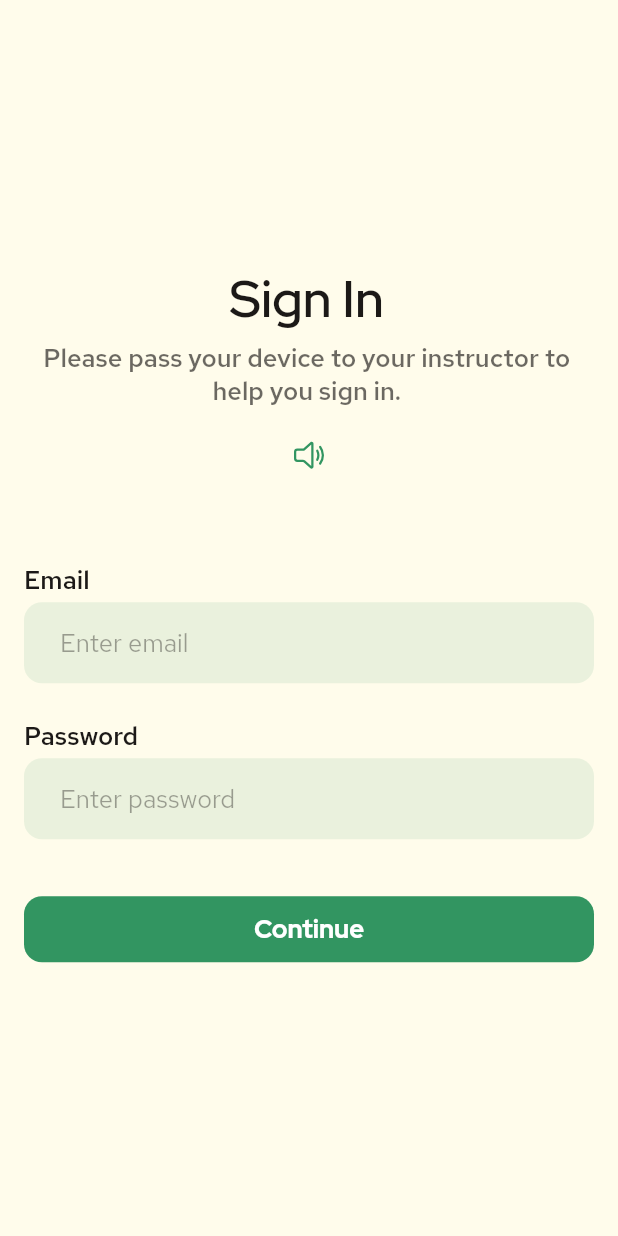
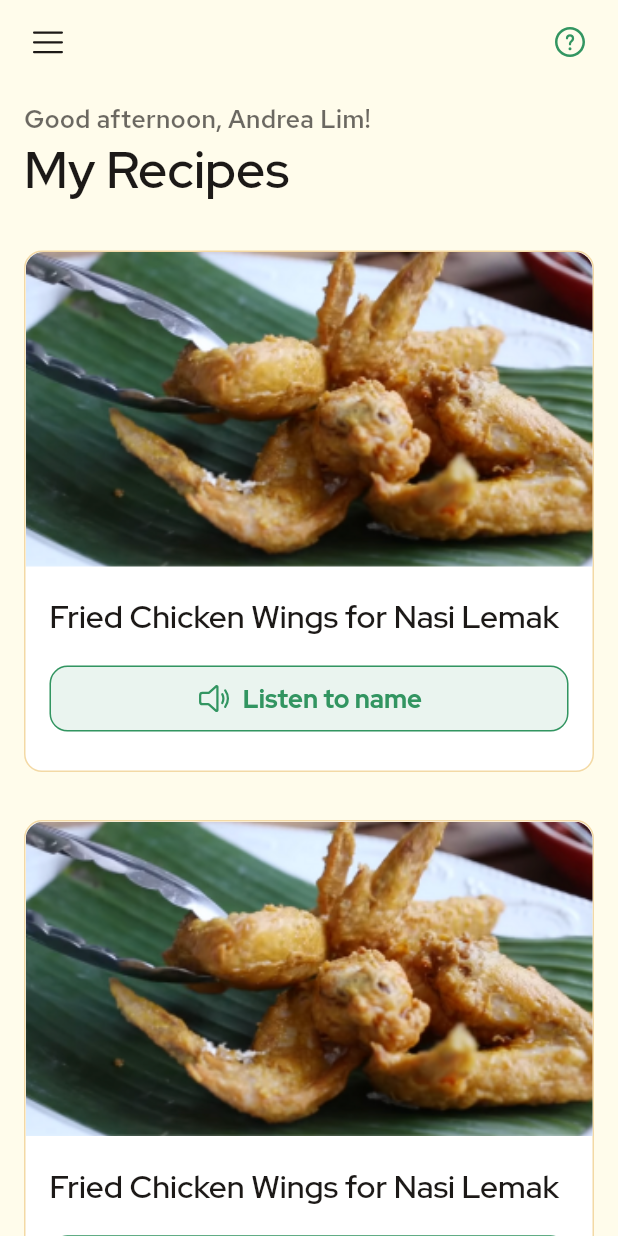
Before and after one commit to cervonwong/mint, a Flutter app: the screen it shows after launch, on a phone screen of 412 x 824 dp. Run offline on Flutter 3.47's test engine with Material 2 defaults, Android fonts, the phone set to English and light mode, and no system bars; our stand-ins replace cloud_firestore, firebase_core, fluentui_system_icons; accounts and stored records are empty.

Commit message:
Implement UI of Recipe Catalogue Screen

```diff
--- a/lib/main.dart
+++ b/lib/main.dart
@@ -7,14 +7,17 @@ import 'package:flutter/material.dart';
 import 'package:firebase_core/firebase_core.dart';
 
 import 'package:mint/main/ui/constants/theme_constants.dart';
-import 'package:mint/main/ui/screens/set_up/sign_in_screen.dart';
-import 'package:mint/main/ui/screens/set_up/user_type_set_up_screen.dart';
 import 'main/di/injection_container.dart' as injection_container;
+import 'main/ui/screens/trainee/recipe_catalogue_screen.dart';
 
 void main() async {
+  // Firebase initialisation.
   WidgetsFlutterBinding.ensureInitialized();
   await Firebase.initializeApp();
+
+  // Dependency injection initialisation.
   injection_container.configureDependencies();
+
   runApp(MyApp());
 }
 
@@ -22,12 +25,12 @@ class MyApp extends StatelessWidget {
   @override
   Widget build(BuildContext context) {
     return MaterialApp(
+      debugShowCheckedModeBanner: false,
       title: 'Mint 🌿',
       theme: ThemeConstants.themeData,
-      initialRoute: SignInScreen.routeName,
+      initialRoute: RecipeCatalogueScreen.routeName,
       routes: {
-        SignInScreen.routeName: (context) => SignInScreen(),
-        UserTypeSetUpScreen.routeName: (context) => UserTypeSetUpScreen(),
+        RecipeCatalogueScreen.routeName: (context) => RecipeCatalogueScreen(),
       },
     );
   }
--- a/lib/main/di/injection_container.dart
+++ b/lib/main/di/injection_container.dart
@@ -2,5 +2,4 @@
  * Copyright (C) 2021 Cervon Wong and Lee I-Shiang
  */
 
-void configureDependencies() {
-}
+void configureDependencies() {}
--- a/lib/main/ui/components/shared/listen_icon_button.dart
+++ b/lib/main/ui/components/shared/help_button.dart
@@ -6,16 +6,19 @@ import 'package:flutter/material.dart';
 
 import 'package:fluentui_system_icons/fluentui_system_icons.dart';
 
-class ListenIconButton extends StatelessWidget {
-  final String text;
+import 'package:mint/main/ui/constants/color_constants.dart';
 
-  const ListenIconButton({required this.text});
+class HelpButton extends StatelessWidget {
+  const HelpButton();
 
   @override
   Widget build(BuildContext context) {
     return IconButton(
+      icon: Icon(
+        FluentIcons.question_circle_24_regular,
+        color: ColorConstants.greenPrimary,
+      ),
       onPressed: () {},
-      icon: Icon(FluentIcons.speaker_2_24_regular),
     );
   }
 }
--- /dev/null
+++ b/lib/main/ui/components/shared/listen_button.dart
@@ -0,0 +1,72 @@
+/*
+ * Copyright (C) 2021 Cervon Wong and Lee I-Shiang
+ */
+
+import 'package:flutter/material.dart';
+
+import 'package:fluentui_system_icons/fluentui_system_icons.dart';
+
+import 'package:mint/main/ui/constants/color_constants.dart';
+import 'package:mint/main/ui/constants/theme_constants.dart';
+
+class ListenButton extends StatelessWidget {
+  final String text;
+  final LabelType labelType;
+  late final String label;
+
+  ListenButton({required this.text, required this.labelType}) {
+    switch (labelType) {
+      case LabelType.name:
+        label = 'Listen to name';
+        break;
+      case LabelType.instructions:
+        label = 'Listen to instructions';
+        break;
+      case LabelType.message:
+        label = 'Listen to message';
+        break;
+    }
+  }
+
+  @override
+  Widget build(BuildContext context) {
+    return OutlinedButton.icon(
+      icon: Icon(FluentIcons.speaker_2_24_regular),
+      label: Text(label),
+      style: ButtonStyle(
+        textStyle: MaterialStateProperty.all(ThemeConstants.button7),
+        shape: MaterialStateProperty.all(
+          RoundedRectangleBorder(
+            borderRadius: BorderRadius.circular(12.0),
+          ),
+        ),
+        visualDensity: const VisualDensity(vertical: 2.0),
+        foregroundColor: MaterialStateProperty.resolveWith<Color>((states) {
+          if (states.contains(MaterialState.disabled)) {
+            return ColorConstants.blackSecondary;
+          }
+          return ColorConstants.greenPrimary;
+        }),
+        backgroundColor: MaterialStateProperty.resolveWith<Color>((states) {
+          if (states.contains(MaterialState.disabled)) {
+            return ColorConstants.blackTertiary;
+          }
+          return ColorConstants.greenOverlay;
+        }),
+        side: MaterialStateProperty.resolveWith((states) {
+          if (states.contains(MaterialState.disabled)) {
+            return BorderSide.none;
+          }
+          return BorderSide(color: ColorConstants.greenPrimary);
+        }),
+      ),
+      onPressed: () {},
+    );
+  }
+}
+
+enum LabelType {
+  name,
+  instructions,
+  message,
+}
--- /dev/null
+++ b/lib/main/ui/components/shared/shared_app_bar.dart
@@ -0,0 +1,85 @@
+/*
+ * Copyright (C) 2021 Cervon Wong and Lee I-Shiang
+ */
+
+import 'package:flutter/material.dart';
+
+import 'package:fluentui_system_icons/fluentui_system_icons.dart';
+
+import 'package:mint/main/ui/components/shared/help_button.dart';
+import 'package:mint/main/ui/constants/color_constants.dart';
+import 'package:mint/main/ui/constants/theme_constants.dart';
+import 'package:mint/main/ui/utils/layout_calculator.dart';
+
+class SharedAppBar extends StatefulWidget implements PreferredSizeWidget {
+  final ScrollController scrollController;
+
+  const SharedAppBar({required this.scrollController});
+
+  @override
+  State<SharedAppBar> createState() => _SharedAppBarState();
+
+  @override
+  Size get preferredSize => Size.fromHeight(56.0);
+}
+
+class _SharedAppBarState extends State<SharedAppBar> {
+  bool isInOverlayMode = false;
+
+  @override
+  void initState() {
+    widget.scrollController.addListener(() {
+      var criteria = widget.scrollController.offset > 100;
+      if (criteria != isInOverlayMode) {
+        setState(() {
+          isInOverlayMode = criteria;
+        });
+      }
+    });
+    super.initState();
+  }
+
+  @override
+  Widget build(BuildContext context) {
+    return AnimatedContainer(
+      duration: const Duration(milliseconds: 150),
+      color: isInOverlayMode
+          ? ColorConstants.ivory100
+          : ColorConstants.ivoryPrimary,
+      child: Material(
+        type: MaterialType.transparency,
+        child: Padding(
+          padding: EdgeInsets.symmetric(
+            horizontal: LayoutCalculator.margin(context: context) -
+                8.0, // 8.0 is margin around IconButton.
+          ),
+          child: SizedBox(
+            height: 56.0,
+            child: Row(
+              children: [
+                IconButton(
+                  icon: const Icon(
+                    FluentIcons.navigation_24_regular,
+                    color: ColorConstants.blackPrimary,
+                  ),
+                  onPressed: () => Scaffold.of(context).openDrawer(),
+                ),
+                SizedBox(width: 32.0),
+                AnimatedOpacity(
+                  duration: const Duration(milliseconds: 150),
+                  opacity: isInOverlayMode ? 1.0 : 0.0,
+                  child: SelectableText(
+                    'My Recipes',
+                    style: ThemeConstants.headline6,
+                  ),
+                ),
+                Spacer(),
+                HelpButton(),
+              ],
+            ),
+          ),
+        ),
+      ),
+    );
+  }
+}
--- a/lib/main/ui/screens/set_up/sign_in_screen.dart
+++ /dev/null
@@ -1,102 +0,0 @@
-/*
- * Copyright (C) 2021 Cervon Wong and Lee I-Shiang
- */
-
-import 'package:flutter/material.dart';
-
-import 'package:mint/main/ui/components/shared/listen_icon_button.dart';
-import 'package:mint/main/ui/components/shared/shared_buttons.dart';
-import 'package:mint/main/ui/components/shared/shared_text_form_field.dart';
-import 'package:mint/main/ui/constants/color_constants.dart';
-import 'package:mint/main/ui/constants/theme_constants.dart';
-import 'package:mint/main/ui/screens/set_up/user_type_set_up_screen.dart';
-import 'package:mint/main/ui/utils/layout_calculator.dart';
-
-class SignInScreen extends StatelessWidget {
-  static const routeName = 'sign_in';
-  static const signInTitleHeroTag = 'Sign in Title Hero';
-
-  const SignInScreen();
-
-  @override
-  Widget build(BuildContext context) {
-    return Scaffold(
-      body: SafeArea(
-        child: Center(
-          child: SingleChildScrollView(
-            child: Padding(
-              padding: EdgeInsets.symmetric(
-                horizontal: LayoutCalculator.wideMargin(context: context),
-              ),
-              child: Column(
-                crossAxisAlignment: CrossAxisAlignment.stretch,
-                mainAxisSize: MainAxisSize.min,
-                children: [
-                  Hero(
-                    tag: signInTitleHeroTag,
-                    child: Material(
-                      type: MaterialType.transparency,
-                      child: SelectableText(
-                        'Sign In',
-                        textAlign: TextAlign.center,
-                        style: ThemeConstants.headline4,
-                      ),
-                    ),
-                  ),
-                  SizedBox(height: 6.0),
-                  SelectableText(
-                    'Please pass your device to your instructor '
-                    'to help you sign in.',
-                    textAlign: TextAlign.center,
-                    style: ThemeConstants.subtitle7.copyWith(
-                      color: ColorConstants.blackSecondary,
-                    ),
-                  ),
-                  SizedBox(height: 8.0),
-                  ListenIconButton(
-                    text: 'Please pass your device to your instructor '
-                        'to help you sign in.',
-                  ),
-                  SizedBox(height: 48.0),
-                  SelectableText(
-                    'Email',
-                    style: ThemeConstants.subtitle7,
-                  ),
-                  SizedBox(height: 4.0),
-                  SharedTextFormField(
-                    decoration: InputDecoration(
-                      hintText: 'Enter email',
-                    ),
-                  ),
-                  SizedBox(height: 24.0),
-                  SelectableText(
-                    'Password',
-                    style: ThemeConstants.subtitle7,
-                  ),
-                  SizedBox(height: 4.0),
-                  SharedTextFormField(
-                    decoration: InputDecoration(
-                      hintText: 'Enter password',
-                    ),
-                  ),
-                  SizedBox(height: 32.0),
-                  ElevatedButton7(
-                    onPressed: () {
-                      Navigator.pushNamed(
-                        context,
-                        UserTypeSetUpScreen.routeName,
-                      );
-                    },
-                    child: Text(
-                      'Continue',
-                    ),
-                  ),
-                ],
-              ),
-            ),
-          ),
-        ),
-      ),
-    );
-  }
-}
--- a/lib/main/ui/screens/set_up/user_type_set_up_screen.dart
+++ /dev/null
@@ -1,115 +0,0 @@
-/*
- * Copyright (C) 2021 Cervon Wong and Lee I-Shiang
- */
-
-import 'package:flutter/material.dart';
-
-import 'package:fluentui_system_icons/fluentui_system_icons.dart';
-
-import 'package:mint/main/ui/constants/color_constants.dart';
-import 'package:mint/main/ui/constants/theme_constants.dart';
-import 'package:mint/main/ui/screens/set_up/sign_in_screen.dart';
-import 'package:mint/main/ui/utils/layout_calculator.dart';
-
-class UserTypeSetUpScreen extends StatelessWidget {
-  static const routeName = 'user_type_set_up';
-
-  const UserTypeSetUpScreen();
-
-  @override
-  Widget build(BuildContext context) {
-    return Scaffold(
-      body: SafeArea(
-        child: Center(
-          child: SingleChildScrollView(
-            child: Padding(
-              padding: EdgeInsets.symmetric(
-                horizontal: LayoutCalculator.wideMargin(context: context),
-              ),
-              child: Column(
-                crossAxisAlignment: CrossAxisAlignment.stretch,
-                mainAxisSize: MainAxisSize.min,
-                children: [
-                  Hero(
-                    tag: SignInScreen.signInTitleHeroTag,
-                    child: Material(
-                      type: MaterialType.transparency,
-                      child: SelectableText(
-                        'Sign In',
-                        textAlign: TextAlign.center,
-                        style: ThemeConstants.headline4,
-                      ),
-                    ),
-                  ),
-                  SizedBox(height: 48.0),
-                  UserTypeOptionCard(
-                    label: 'Sign in for a trainee',
-                    iconData: FluentIcons.person_48_filled,
-                    onTap: () {
-                      Navigator.pop(context);
-                    },
-                  ),
-                  SizedBox(height: 32.0),
-                  UserTypeOptionCard(
-                    label: 'Sign in as an instructor',
-                    iconData: FluentIcons.chart_person_48_filled,
-                    onTap: () {},
-                  ),
-                ],
-              ),
-            ),
-          ),
-        ),
-      ),
-    );
-  }
-}
-
-class UserTypeOptionCard extends StatelessWidget {
-  final String label;
-  final IconData iconData;
-  final GestureTapCallback onTap;
-
-  const UserTypeOptionCard({
-    required this.label,
-    required this.iconData,
-    required this.onTap,
-  });
-
-  @override
-  Widget build(BuildContext context) {
-    return Card(
-      shape: RoundedRectangleBorder(
-        borderRadius: BorderRadius.circular(36.0),
-      ),
-      elevation: 0.0,
-      color: ColorConstants.greenOverlay,
-      margin: EdgeInsets.zero,
-      child: InkWell(
-        borderRadius: BorderRadius.circular(36.0),
-        onTap: onTap,
-        child: Padding(
-          padding: const EdgeInsets.symmetric(
-            horizontal: 32.0,
-            vertical: 36.0,
-          ),
-          child: Row(
-            children: [
-              Expanded(
-                // Not SelectableText to make entire card clickable.
-                child: Text(
-                  label,
-                  style: ThemeConstants.headline6,
-                ),
-              ),
-              Icon(
-                iconData,
-                size: 96.0,
-              ),
-            ],
-          ),
-        ),
-      ),
-    );
-  }
-}
--- /dev/null
+++ b/lib/main/ui/screens/trainee/recipe_catalogue_screen.dart
@@ -0,0 +1,123 @@
+/*
+ * Copyright (C) 2021 Cervon Wong and Lee I-Shiang
+ */
+
+import 'package:flutter/material.dart';
+
+import 'package:mint/main/ui/components/shared/listen_button.dart';
+import 'package:mint/main/ui/components/shared/shared_app_bar.dart';
+import 'package:mint/main/ui/constants/color_constants.dart';
+import 'package:mint/main/ui/constants/theme_constants.dart';
+import 'package:mint/main/ui/utils/layout_calculator.dart';
+
+class RecipeCatalogueScreen extends StatefulWidget {
+  static const routeName = 'home';
+
+  RecipeCatalogueScreen();
+
+  @override
+  State<RecipeCatalogueScreen> createState() => _RecipeCatalogueScreenState();
+}
+
+class _RecipeCatalogueScreenState extends State<RecipeCatalogueScreen> {
+  final ScrollController _scrollController = ScrollController();
+
+  @override
+  Widget build(BuildContext context) {
+    return Scaffold(
+      drawer: Drawer(),
+      extendBodyBehindAppBar: true,
+      appBar: SharedAppBar(scrollController: _scrollController),
+      body: ListView(
+        controller: _scrollController,
+        children: [
+          SizedBox(height: 12.0),
+          Padding(
+            padding: EdgeInsets.symmetric(
+              horizontal: LayoutCalculator.margin(context: context),
+            ),
+            child: Column(
+              crossAxisAlignment: CrossAxisAlignment.start,
+              children: [
+                SelectableText(
+                  'Good afternoon, Andrea Lim!',
+                  style: ThemeConstants.subtitle7.copyWith(
+                    color: ColorConstants.blackSecondary,
+                  ),
+                ),
+                SelectableText(
+                  'My Recipes',
+                  style: ThemeConstants.headline4,
+                ),
+              ],
+            ),
+          ),
+          SizedBox(height: 16.0),
+          RecipeCard(title: 'Fried Chicken Wings for Nasi Lemak'),
+          RecipeCard(title: 'Fried Chicken Wings for Nasi Lemak'),
+          RecipeCard(title: 'Fried Chicken Wings for Nasi Lemak'),
+        ],
+      ),
+    );
+  }
+}
+
+class RecipeCard extends StatelessWidget {
+  final String title;
+
+  const RecipeCard({required this.title});
+
+  @override
+  Widget build(BuildContext context) {
+    return Padding(
+      padding: EdgeInsets.symmetric(
+        horizontal: LayoutCalculator.margin(context: context),
+        vertical: 16.0,
+      ),
+      child: Container(
+        decoration: BoxDecoration(
+          color: ColorConstants.whitePrimary,
+          border: Border.all(color: ColorConstants.ivory200),
+          borderRadius: BorderRadius.circular(12.0),
+        ),
+        child: Column(
+          crossAxisAlignment: CrossAxisAlignment.stretch,
+          children: [
+            ClipRRect(
+              borderRadius: BorderRadius.only(
+                topLeft: Radius.circular(12.0),
+                topRight: Radius.circular(12.0),
+              ),
+              child: Image(
+                image: AssetImage(
+                  'assets/sample_images/Sample_RecipeCardThumbnail.png',
+                ),
+                fit: BoxFit.fitWidth,
+              ),
+            ),
+            Padding(
+              padding: EdgeInsets.symmetric(
+                horizontal: 16.0,
+                vertical: 20.0,
+              ),
+              child: Column(
+                crossAxisAlignment: CrossAxisAlignment.stretch,
+                children: [
+                  Text(
+                    title,
+                    style: ThemeConstants.headline6,
+                  ),
+                  SizedBox(height: 12.0),
+                  ListenButton(
+                    text: title,
+                    labelType: LabelType.name,
+                  ),
+                ],
+              ),
+            ),
+          ],
+        ),
+      ),
+    );
+  }
+}
--- a/pubspec.yaml
+++ b/pubspec.yaml
@@ -27,6 +27,8 @@ dev_dependencies:
   pedantic: ^1.11.1
 
 flutter:
+  assets:
+    - assets/sample_images/
   fonts:
     - family: Red Hat Text
       fonts:
```
Also changed, not shown: assets/sample_images/Sample_RecipeCardThumbnail.png (added), 1 other file.
